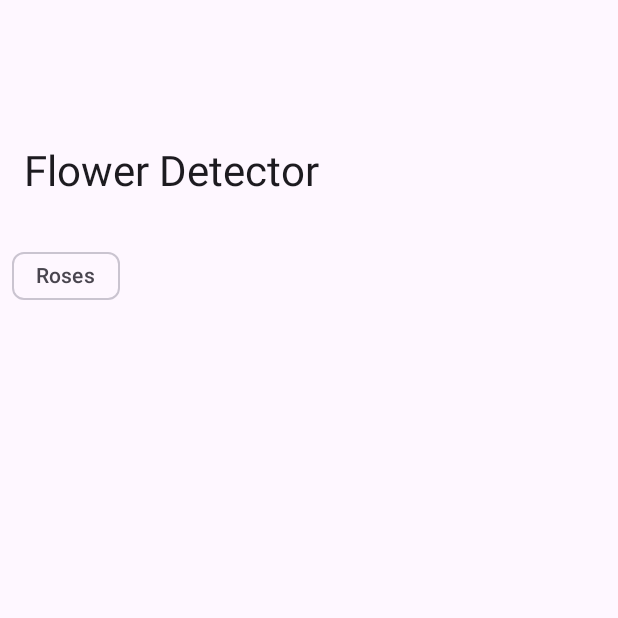
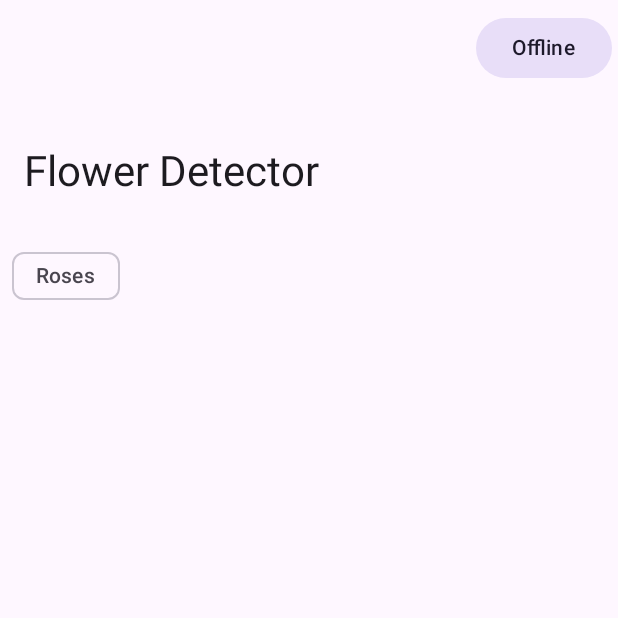
Before and after one commit to Appli-chic/flower-ai-app, an Android app built with Jetpack Compose: the screen it shows after launch (MainActivity), on a phone screen of 412 x 824 dp, the top half of it. Run offline under Robolectric (Android 15) with nearby library versions, the phone set to English and light mode, and no system bars; libraries missing offline, so code that uses them is left out: org.pytorch, org.pytorch.torchvision.

Commit message:
Add button to set offline and online mode

```diff
--- a/android/src/main/kotlin/com/applichic/flowerdetector/MainScreen.kt
+++ b/android/src/main/kotlin/com/applichic/flowerdetector/MainScreen.kt
@@ -14,7 +14,9 @@ import androidx.compose.foundation.lazy.grid.LazyVerticalGrid
 import androidx.compose.foundation.lazy.grid.items
 import androidx.compose.material.icons.Icons
 import androidx.compose.material.icons.filled.Check
+import androidx.compose.material3.Button
 import androidx.compose.material3.ExperimentalMaterial3Api
+import androidx.compose.material3.FilledTonalButton
 import androidx.compose.material3.FilterChip
 import androidx.compose.material3.Icon
 import androidx.compose.material3.LargeTopAppBar
@@ -53,6 +55,11 @@ fun MainScreen(
             LargeTopAppBar(
                 title = { Text("Flower Detector") },
                 scrollBehavior = scrollBehavior,
+                actions = {
+                    FilledTonalButton(onClick = {  }) {
+                        Text("Offline")
+                    }
+                }
             )
         },
         modifier = Modifier.nestedScroll(scrollBehavior.nestedScrollConnection),
```
